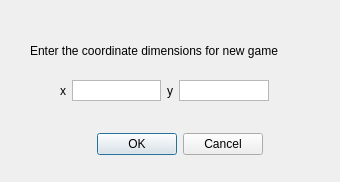
The window that Life/dialog.ui (ramirez-gabriela27/life) describes before a commit, drawn with Qt 5.
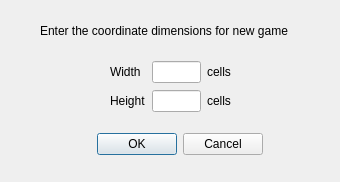
The same window after the commit.

The edit to the form file:
```diff
--- a/Life/dialog.ui
+++ b/Life/dialog.ui
@@ -38,8 +38,8 @@
   <widget class="QLabel" name="label">
    <property name="geometry">
     <rect>
-     <x>30</x>
-     <y>30</y>
+     <x>40</x>
+     <y>10</y>
      <width>291</width>
      <height>41</height>
     </rect>
@@ -51,47 +51,52 @@
   <widget class="QWidget" name="horizontalLayoutWidget">
    <property name="geometry">
     <rect>
-     <x>60</x>
-     <y>80</y>
-     <width>209</width>
-     <height>21</height>
+     <x>110</x>
+     <y>60</y>
+     <width>121</width>
+     <height>53</height>
     </rect>
    </property>
-   <layout class="QHBoxLayout" name="horizontalLayout">
-    <item>
+   <layout class="QGridLayout" name="gridLayout">
+    <item row="0" column="0">
      <widget class="QLabel" name="label_2">
       <property name="text">
-       <string>x</string>
+       <string>Width</string>
       </property>
      </widget>
     </item>
-    <item>
-     <widget class="QTextBrowser" name="textBrowser">
-      <property name="verticalScrollBarPolicy">
-       <enum>Qt::ScrollBarAlwaysOff</enum>
-      </property>
-      <property name="horizontalScrollBarPolicy">
-       <enum>Qt::ScrollBarAlwaysOff</enum>
-      </property>
-      <property name="readOnly">
-       <bool>false</bool>
-      </property>
-     </widget>
-    </item>
-    <item>
+    <item row="1" column="0">
      <widget class="QLabel" name="label_3">
       <property name="text">
-       <string>y</string>
+       <string>Height</string>
       </property>
      </widget>
     </item>
-    <item>
-     <widget class="QTextBrowser" name="textBrowser_2">
-      <property name="verticalScrollBarPolicy">
-       <enum>Qt::ScrollBarAlwaysOff</enum>
+    <item row="1" column="1">
+     <widget class="QLineEdit" name="lineEdit_2">
+      <property name="maxLength">
+       <number>2</number>
       </property>
-      <property name="horizontalScrollBarPolicy">
-       <enum>Qt::ScrollBarAlwaysOff</enum>
+     </widget>
+    </item>
+    <item row="0" column="1">
+     <widget class="QLineEdit" name="lineEdit">
+      <property name="maxLength">
+       <number>2</number>
+      </property>
+     </widget>
+    </item>
+    <item row="0" column="2">
+     <widget class="QLabel" name="label_4">
+      <property name="text">
+       <string>cells</string>
+      </property>
+     </widget>
+    </item>
+    <item row="1" column="2">
+     <widget class="QLabel" name="label_5">
+      <property name="text">
+       <string>cells</string>
       </property>
      </widget>
     </item>
```
Left out of the diff: 2 changed lines with no effect on the pictures.
